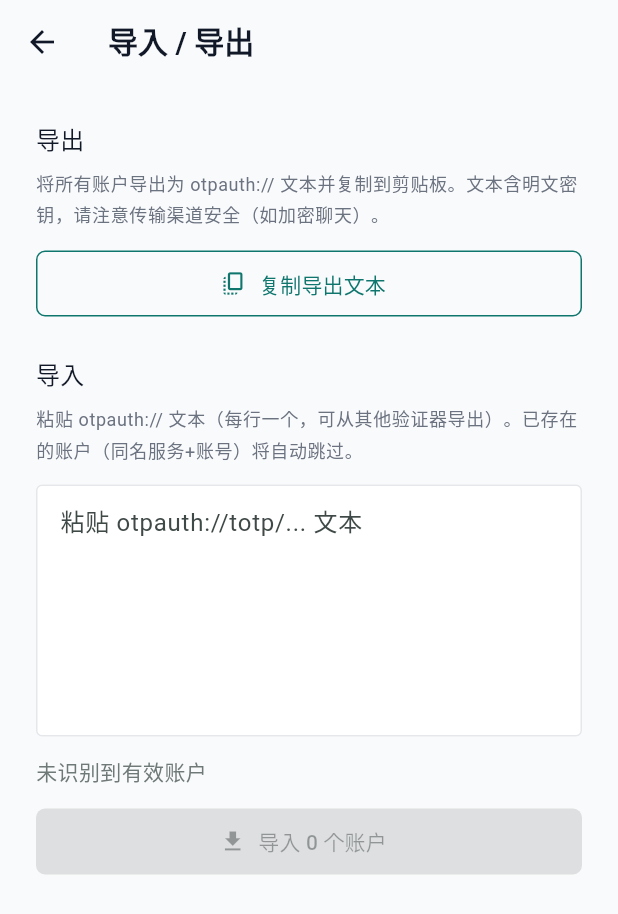
After one commit to baozhuo92/totp-backup, a Flutter app: the ImportExportPage screen opened directly, on a phone screen of 412 x 824 dp. The commit adds this screen. Shown: the top 914 px of the screen. Run offline on Flutter 3.47's test engine with Material 3 defaults, Android fonts, the phone set to English and light mode, and no system bars; our stand-ins replace dio, flutter_secure_storage, local_auth, sqflite; missing offline and left inert: cryptography, mobile_scanner, otp; accounts and stored records are empty.

Commit message:
feat(app): otpauth 文本导入导出（剪贴板方案，去重跳过+入队同步）

```diff
--- /dev/null
+++ b/app/lib/ui/pages/import_export_page.dart
@@ -0,0 +1,170 @@
+import 'package:flutter/material.dart';
+import 'package:flutter/services.dart';
+
+import '../../data/local/account_repository.dart';
+import '../../data/models/totp_account.dart';
+import '../../services/account_cache.dart';
+import '../../services/lock_service.dart';
+import '../../services/sync_service.dart';
+import '../../services/totp_exchange_service.dart';
+
+/// 导入/导出页（剪贴板 otpauth 文本方案，零文件权限依赖）。
+///
+/// - 导出：全部账户 → otpauth URI 文本 → 复制到剪贴板
+/// - 导入：粘贴文本 → 解析预览 → 确认后逐条入库（同 issuer+account 已存在则跳过）
+///   导入成功的账户自动入同步队列上传服务端
+class ImportExportPage extends StatefulWidget {
+  const ImportExportPage({super.key});
+
+  @override
+  State<ImportExportPage> createState() => _ImportExportPageState();
+}
+
+class _ImportExportPageState extends State<ImportExportPage> {
+  final _importController = TextEditingController();
+  List<TOTPAccount> _parsed = const [];
+  bool _importing = false;
+
+  @override
+  void dispose() {
+    _importController.dispose();
+    super.dispose();
+  }
+
+  /// 复制导出文本到剪贴板
+  Future<void> _export() async {
+    final accounts = AccountCache.instance.accounts;
+    if (accounts.isEmpty) {
+      ScaffoldMessenger.of(context)
+        ..hideCurrentSnackBar()
+        ..showSnackBar(const SnackBar(content: Text('暂无账户可导出')));
+      return;
+    }
+    final text = TotpExchangeService.exportToText(accounts);
+    await Clipboard.setData(ClipboardData(text: text));
+    if (!mounted) return;
+    ScaffoldMessenger.of(context)
+      ..hideCurrentSnackBar()
+      ..showSnackBar(SnackBar(content: Text('已复制 ${accounts.length} 个账户的 otpauth 文本')));
+  }
+
+  /// 解析输入文本（实时预览识别数量）
+  void _parseInput() {
+    setState(() {
+      _parsed = TotpExchangeService.parseImportText(_importController.text);
+    });
+  }
+
+  /// 执行导入：跳过已存在（issuer+account 相同），新账户入库并入队同步
+  Future<void> _import() async {
+    if (_parsed.isEmpty) return;
+    final pwd = LockService.instance.masterPassword;
+    if (pwd == null) return;
+    setState(() => _importing = true);
+    try {
+      final existingKeys = AccountCache.instance.accounts
+          .map((a) => _dupKey(a.issuer, a.account))
+          .toSet();
+      var added = 0;
+      for (final account in _parsed) {
+        if (existingKeys.contains(_dupKey(account.issuer, account.account))) {
+          continue; // 已存在，跳过
+        }
+        await AccountRepository().insert(account, pwd);
+        await SyncService.instance.enqueueAddOrUpdate(account);
+        added++;
+        existingKeys.add(_dupKey(account.issuer, account.account));
+      }
+      await AccountCache.instance.reload();
+      SyncService.instance.flush();
+      if (!mounted) return;
+      final skipped = _parsed.length - added;
+      ScaffoldMessenger.of(context)
+        ..hideCurrentSnackBar()
+        ..showSnackBar(SnackBar(
+            content: Text('导入完成：新增 $added 个，跳过 $skipped 个（已存在）')));
+      Navigator.pop(context, true);
+    } finally {
+      if (mounted) setState(() => _importing = false);
+    }
+  }
+
+  /// 去重键（issuer + account，忽略大小写）
+  String _dupKey(String issuer, String account) =>
+      '${issuer.toLowerCase()}|${account.toLowerCase()}';
+
+  @override
+  Widget build(BuildContext context) {
+    return Scaffold(
+      appBar: AppBar(title: const Text('导入 / 导出')),
+      body: SafeArea(
+        child: SingleChildScrollView(
+          padding: const EdgeInsets.all(24),
+          child: Column(
+            crossAxisAlignment: CrossAxisAlignment.stretch,
+            children: [
+              // ---- 导出区 ----
+              Text('导出', style: Theme.of(context).textTheme.titleMedium),
+              const SizedBox(height: 8),
+              Text(
+                '将所有账户导出为 otpauth:// 文本并复制到剪贴板。'
+                '文本含明文密钥，请注意传输渠道安全（如加密聊天）。',
+                style: Theme.of(context).textTheme.bodySmall,
+              ),
+              const SizedBox(height: 12),
+              OutlinedButton.icon(
+                onPressed: _export,
+                icon: const Icon(Icons.copy_all),
+                label: const Text('复制导出文本'),
+              ),
+              const SizedBox(height: 24),
+
+              // ---- 导入区 ----
+              Text('导入', style: Theme.of(context).textTheme.titleMedium),
+              const SizedBox(height: 8),
+              Text(
+                '粘贴 otpauth:// 文本（每行一个，可从其他验证器导出）。'
+                '已存在的账户（同名服务+账号）将自动跳过。',
+                style: Theme.of(context).textTheme.bodySmall,
+              ),
+              const SizedBox(height: 12),
+              TextField(
+                controller: _importController,
+                maxLines: 6,
+                onChanged: (_) => _parseInput(),
+                decoration: const InputDecoration(
+                  hintText: '粘贴 otpauth://totp/... 文本',
+                  border: OutlineInputBorder(),
+                ),
+              ),
+              const SizedBox(height: 12),
+              Text(
+                _parsed.isEmpty
+                    ? '未识别到有效账户'
+                    : '识别到 ${_parsed.length} 个有效账户',
+                style: Theme.of(context).textTheme.bodyMedium?.copyWith(
+                      color: _parsed.isEmpty
+                          ? Theme.of(context).colorScheme.outline
+                          : Theme.of(context).colorScheme.primary,
+                    ),
+              ),
+              const SizedBox(height: 12),
+              FilledButton.icon(
+                onPressed:
+                    (_parsed.isEmpty || _importing) ? null : _import,
+                icon: const Icon(Icons.download),
+                label: _importing
+                    ? const SizedBox(
+                        width: 20,
+                        height: 20,
+                        child: CircularProgressIndicator(strokeWidth: 2),
+                      )
+                    : Text('导入 ${_parsed.length} 个账户'),
+              ),
+            ],
+          ),
+        ),
+      ),
+    );
+  }
+}
```
Also changed, not shown: app/lib/data/models/totp_account.dart (+18 -0 lines), app/lib/services/totp_exchange_service.dart (added, +29 -0 lines), app/lib/ui/pages/account_list_page.dart (+9 -1 lines).
